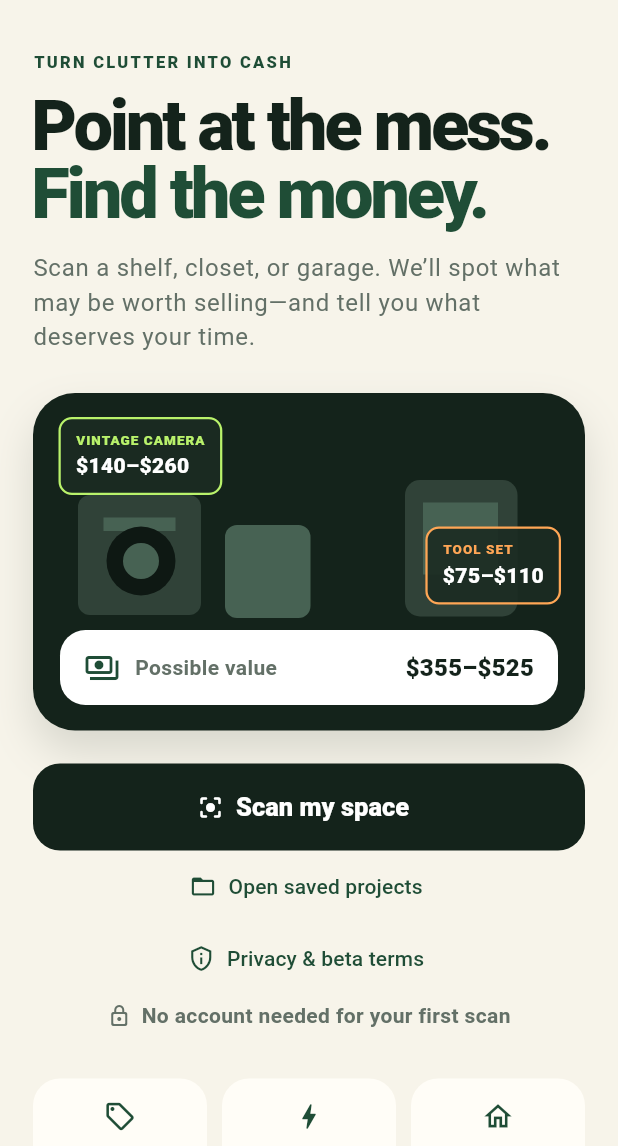
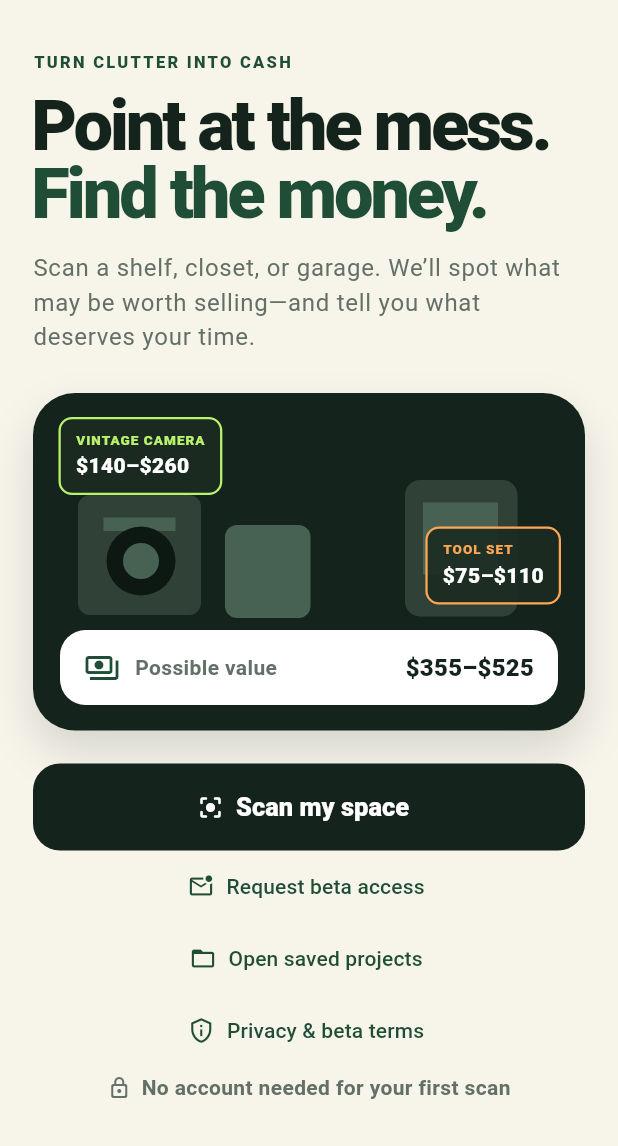
Before and after one commit to zeroleveldev/cluttercash, a Flutter app: the screen it shows after launch, on a phone screen of 412 x 824 dp, the part 90-1236 px from its top. Run offline on Flutter 3.47's test engine with Material 3 defaults, Android fonts, the light colour scheme and no system bars; our stand-ins replace image_picker, shared_preferences.

Commit message:
feat: surface beta access request on welcome

```diff
--- a/lib/main.dart
+++ b/lib/main.dart
@@ -177,6 +177,16 @@ class WelcomeScreen extends StatelessWidget {
                   ),
                   icon: const Icon(Icons.center_focus_strong_rounded),
                   label: const Text('Scan my space'),
+                ),
+                TextButton.icon(
+                  onPressed: () => Navigator.push(
+                    context,
+                    MaterialPageRoute(
+                      builder: (_) => const BetaInviteRequestScreen(),
+                    ),
+                  ),
+                  icon: const Icon(Icons.mark_email_unread_outlined),
+                  label: const Text('Request beta access'),
                 ),
                 TextButton.icon(
                   onPressed: () => Navigator.push(
```
